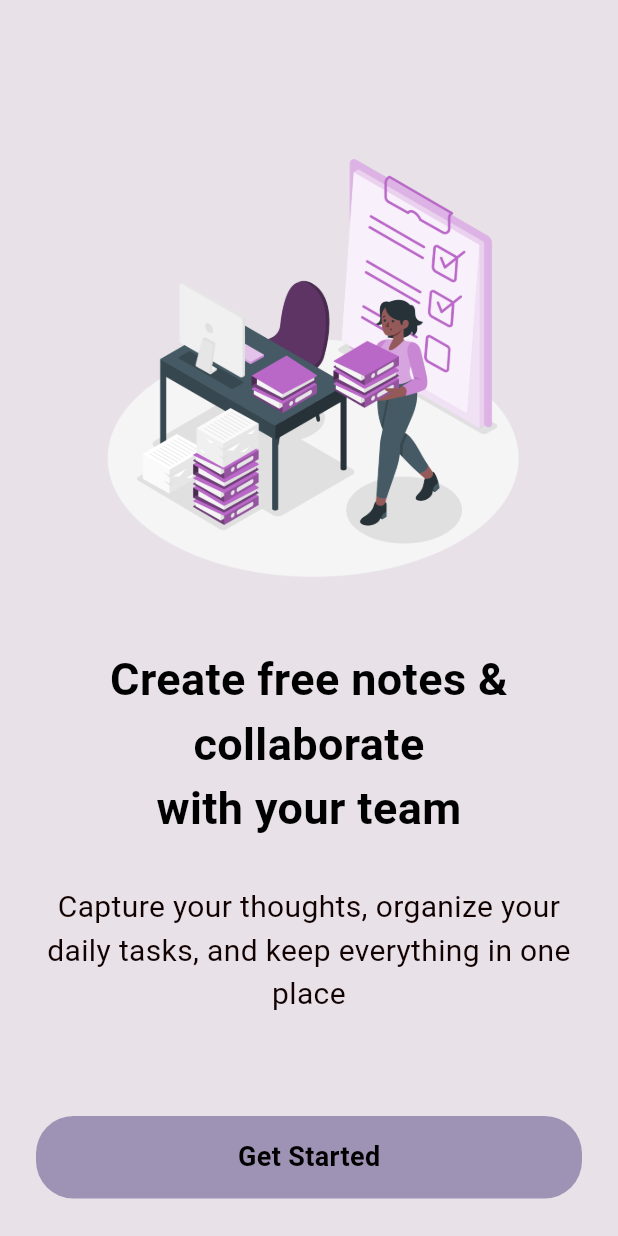
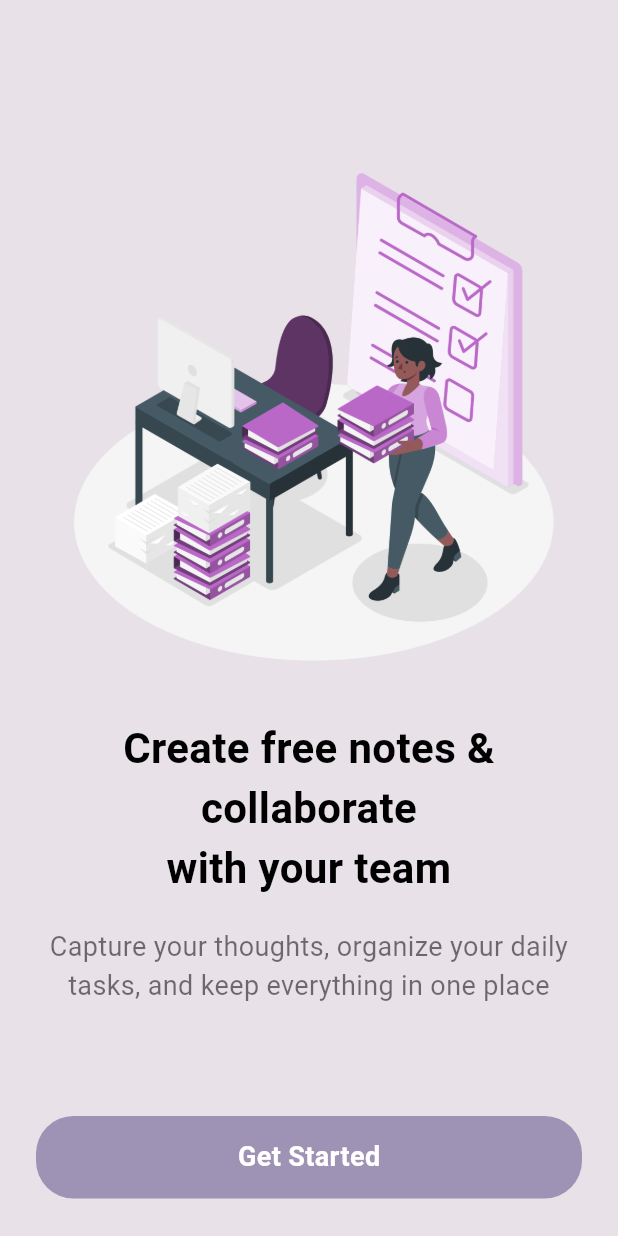
Before and after one commit to malak-mohammed39/notes_app, a Flutter app: the screen it shows after launch, on a phone screen of 412 x 824 dp. Run offline on Flutter 3.47's test engine with Material 3 defaults, Android fonts, the phone set to English and light mode, and no system bars; our stand-ins replace flutter_bloc, hive, hive_flutter; accounts and stored records are empty.

Commit message:
Done Done

```diff
--- a/lib/views/first_page.dart
+++ b/lib/views/first_page.dart
@@ -7,41 +7,50 @@ class FirstPage extends StatelessWidget {
   @override
   Widget build(BuildContext context) {
     return Scaffold(
-      backgroundColor: Color(0xFFE8E2E8),
+      backgroundColor: const Color(0xFFE8E2E8),
       body: SafeArea(
+        child: LayoutBuilder(
+          builder: (context, constraints) {
+            return SingleChildScrollView(
+              child: ConstrainedBox(
+                constraints: BoxConstraints(minHeight: constraints.maxHeight),
+                child: IntrinsicHeight(
                   child: Padding(
-          padding: const EdgeInsets.symmetric(horizontal: 24, vertical: 25),
+                    padding: const EdgeInsets.symmetric(
+                      horizontal: 24,
+                      vertical: 25,
+                    ),
                     child: Column(
                       children: [
-              Spacer(),
-              Image.asset('assets/images/task_image.png', height: 300),
-              SizedBox(height: 40),
-
-              Text(
+                        const Spacer(),
+                        Image.asset(
+                          'assets/images/task_image.png',
+                          height: 350,
+                        ),
+                        const SizedBox(height: 30),
+                        const Text(
                           'Create free notes & collaborate\nwith your team',
                           textAlign: TextAlign.center,
                           style: TextStyle(
-                  fontSize: 30,
+                            fontSize: 28,
                             fontWeight: FontWeight.bold,
                             color: Colors.black,
                           ),
                         ),
-              SizedBox(height: 30),
-
-              Text(
+                        const SizedBox(height: 20),
+                        const Text(
                           'Capture your thoughts, organize your daily tasks, and keep everything in one place',
                           textAlign: TextAlign.center,
-                style: TextStyle(
-                  fontSize: 20,
-                  color: const Color.fromARGB(255, 18, 1, 1),
-                ),
+                          style: TextStyle(fontSize: 18, color: Colors.black54),
                         ),
                         Spacer(),
                         GestureDetector(
                           onTap: () {
                             Navigator.pushReplacement(
                               context,
-                    MaterialPageRoute(builder: (context) => const HomePage()),
+                              MaterialPageRoute(
+                                builder: (context) => const HomePage(),
+                              ),
                             );
                           },
                           child: Container(
@@ -51,11 +60,11 @@ class FirstPage extends StatelessWidget {
                               color: const Color.fromARGB(255, 159, 147, 181),
                               borderRadius: BorderRadius.circular(25),
                             ),
-                  child: Center(
+                            child: const Center(
                               child: Text(
                                 "Get Started",
                                 style: TextStyle(
-                        color: Colors.black,
+                                  color: Colors.white,
                                   fontSize: 18,
                                   fontWeight: FontWeight.bold,
                                 ),
@@ -67,6 +76,11 @@ class FirstPage extends StatelessWidget {
                     ),
                   ),
                 ),
+              ),
+            );
+          },
+        ),
+      ),
     );
   }
 }
```
Lines whose indentation alone changed are shown as unchanged.
